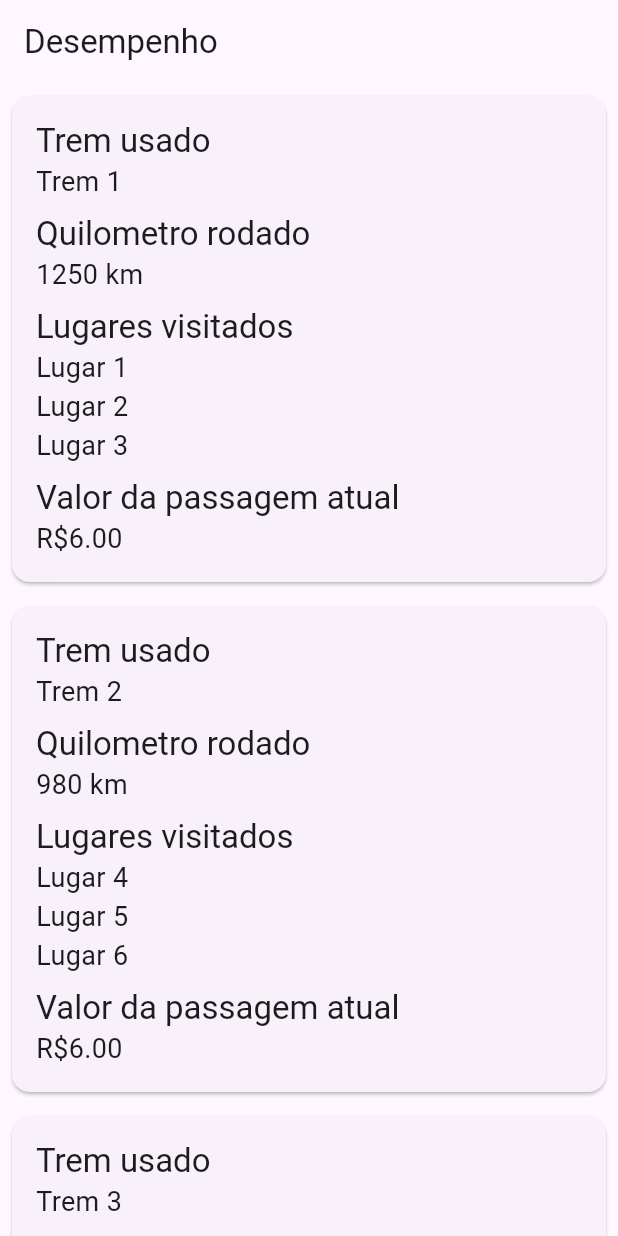
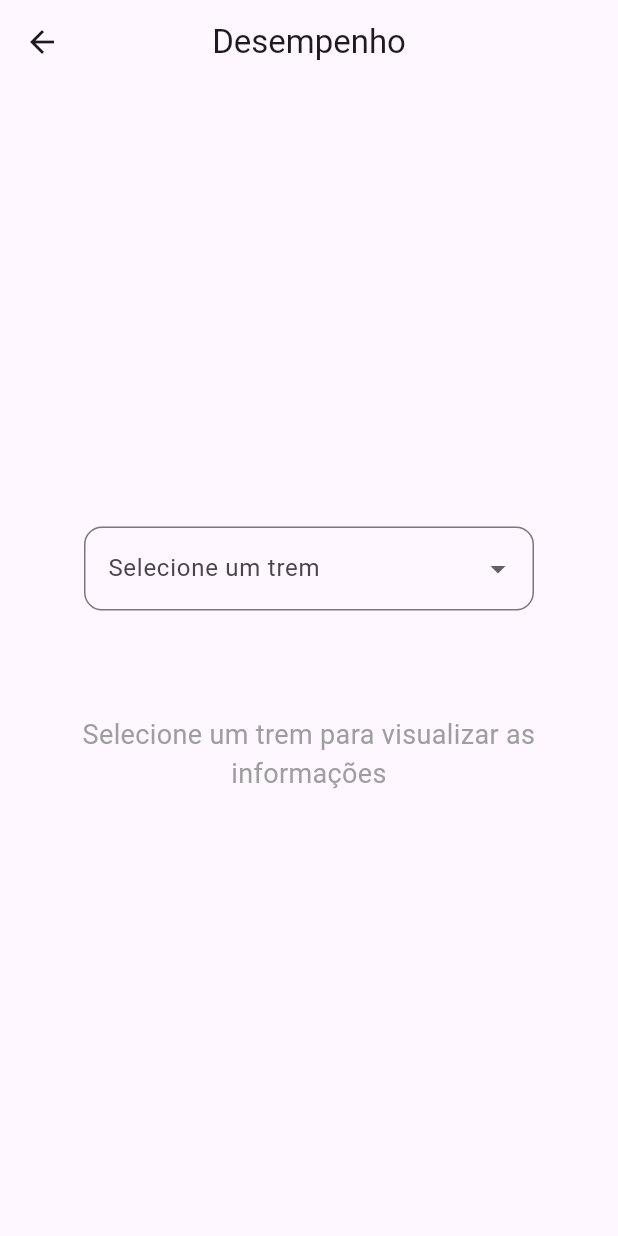
Before and after one commit to ViniciusSantos32/Invencivel, a Flutter app: the DesempenhoPage screen opened directly, on a phone screen of 412 x 824 dp. Run offline on Flutter 3.47's test engine with Material 3 defaults, Android fonts, the phone set to English and light mode, and no system bars; our stand-ins replace dotted_border, get, google_fonts, material_design_icons_flutter, responsive_builder; network calls fail.

Commit message:
Adição do Desempenho e mudanças no Dados1

```diff
--- a/lib/paginas_conteudo/Desempenho.dart
+++ b/lib/paginas_conteudo/Desempenho.dart
@@ -13,8 +13,15 @@ class TremApp extends StatelessWidget {
       title: 'Desempenho dos Trens',
       theme: ThemeData(
         primarySwatch: Colors.blue,
+        cardTheme: CardTheme(
+          elevation: 2,
+          margin: const EdgeInsets.symmetric(vertical: 8),
+          shape: RoundedRectangleBorder(
+            borderRadius: BorderRadius.circular(12),
           ),
-      home: DesempenhoPage(),
+        ),
+      ),
+      home: const DesempenhoPage(),
     );
   }
 }
@@ -33,9 +40,15 @@ class Trem {
   });
 }
 
-class DesempenhoPage extends StatelessWidget {
-   DesempenhoPage({super.key});
+class DesempenhoPage extends StatefulWidget {
+  const DesempenhoPage({super.key});
 
+  @override
+  State<DesempenhoPage> createState() => _DesempenhoPageState();
+}
+
+class _DesempenhoPageState extends State<DesempenhoPage> {
+  Trem? tremSelecionado;
   final List<Trem> trens = [
     Trem(
       nome: "Trem 1",
@@ -69,63 +82,172 @@ class DesempenhoPage extends StatelessWidget {
     return Scaffold(
       appBar: AppBar(
         title: const Text('Desempenho'),
+        centerTitle: true,
       ),
-      body: ListView.builder(
-        itemCount: trens.length,
-        itemBuilder: (context, index) {
-          final trem = trens[index];
-          return Card(
-            margin: const EdgeInsets.all(8.0),
+      body: Center(
+        child: SingleChildScrollView(
           child: Padding(
-              padding: const EdgeInsets.all(16.0),
+            padding: const EdgeInsets.all(20.0),
             child: Column(
-                crossAxisAlignment: CrossAxisAlignment.start,
+              mainAxisAlignment: MainAxisAlignment.center,
+              children: [
+                SizedBox(
+                  width: 300,
+                  child: DropdownButtonFormField<Trem>(
+                    decoration: InputDecoration(
+                      border: OutlineInputBorder(
+                        borderRadius: BorderRadius.circular(12),
+                      ),
+                      labelText: 'Selecione um trem',
+                    ),
+                    value: tremSelecionado,
+                    items: trens.map((Trem trem) {
+                      return DropdownMenuItem<Trem>(
+                        value: trem,
+                        child: Text(trem.nome),
+                      );
+                    }).toList(),
+                    onChanged: (Trem? novoValor) {
+                      setState(() {
+                        tremSelecionado = novoValor;
+                      });
+                    },
+                  ),
+                ),
+                const SizedBox(height: 30),
+                if (tremSelecionado != null) ...[
+                  // Container para Trem usado
+                  Container(
+                    width: double.infinity,
+                    padding: const EdgeInsets.all(16),
+                    decoration: BoxDecoration(
+                      color: Colors.blue[50],
+                      borderRadius: BorderRadius.circular(12),
+                    ),
+                    child: Column(
                       children: [
                         Text(
                           'Trem usado',
-                    style: Theme.of(context).textTheme.titleLarge,
+                          style: Theme.of(context).textTheme.titleLarge?.copyWith(
+                            fontWeight: FontWeight.bold,
                           ),
-                  Text(
-                    trem.nome,
-                    style: const TextStyle(fontSize: 18),
                         ),
                         const SizedBox(height: 8),
                         Text(
-                    'Quilometro rodado',
-                    style: Theme.of(context).textTheme.titleLarge,
+                          tremSelecionado!.nome,
+                          style: const TextStyle(
+                            fontSize: 20,
+                            fontWeight: FontWeight.w500,
                           ),
-                  Text(
-                    '${trem.quilometrosRodados} km',
-                    style: const TextStyle(fontSize: 18),
-                  ),
-                  const SizedBox(height: 8),
-                  Text(
-                    'Lugares visitados',
-                    style: Theme.of(context).textTheme.titleLarge,
-                  ),
-                  Column(
-                    crossAxisAlignment: CrossAxisAlignment.start,
-                    children: trem.lugaresVisitados
-                        .map((lugar) => Text(
-                              lugar,
-                              style: const TextStyle(fontSize: 18),
-                            ))
-                        .toList(),
-                  ),
-                  const SizedBox(height: 8),
-                  Text(
-                    'Valor da passagem atual',
-                    style: Theme.of(context).textTheme.titleLarge,
-                  ),
-                  Text(
-                    'R\$${trem.valorPassagem.toStringAsFixed(2)}',
-                    style: const TextStyle(fontSize: 18),
                         ),
                       ],
                     ),
                   ),
-          );
-        },
+                  const SizedBox(height: 20),
+
+                  // Container para Quilômetro rodado
+                  Container(
+                    width: double.infinity,
+                    padding: const EdgeInsets.all(16),
+                    decoration: BoxDecoration(
+                      color: Colors.green[50],
+                      borderRadius: BorderRadius.circular(12),
+                    ),
+                    child: Column(
+                      children: [
+                        Text(
+                          'Quilômetro rodado',
+                          style: Theme.of(context).textTheme.titleLarge?.copyWith(
+                            fontWeight: FontWeight.bold,
+                          ),
+                        ),
+                        const SizedBox(height: 8),
+                        Text(
+                          '${tremSelecionado!.quilometrosRodados} km',
+                          style: const TextStyle(
+                            fontSize: 20,
+                            fontWeight: FontWeight.w500,
+                          ),
+                        ),
+                      ],
+                    ),
+                  ),
+                  const SizedBox(height: 20),
+
+                  // Container para Lugares visitados
+                  Container(
+                    width: double.infinity,
+                    padding: const EdgeInsets.all(16),
+                    decoration: BoxDecoration(
+                      color: Colors.orange[50],
+                      borderRadius: BorderRadius.circular(12),
+                    ),
+                    child: Column(
+                      children: [
+                        Text(
+                          'Lugares visitados',
+                          style: Theme.of(context).textTheme.titleLarge?.copyWith(
+                            fontWeight: FontWeight.bold,
+                          ),
+                        ),
+                        const SizedBox(height: 12),
+                        Column(
+                          children: tremSelecionado!.lugaresVisitados
+                              .map((lugar) => Padding(
+                                    padding: const EdgeInsets.symmetric(vertical: 4),
+                                    child: Text(
+                                      lugar,
+                                      style: const TextStyle(fontSize: 18),
+                                    ),
+                                  ))
+                              .toList(),
+                        ),
+                      ],
+                    ),
+                  ),
+                  const SizedBox(height: 20),
+
+                  // Container para Valor da passagem
+                  Container(
+                    width: double.infinity,
+                    padding: const EdgeInsets.all(16),
+                    decoration: BoxDecoration(
+                      color: Colors.purple[50],
+                      borderRadius: BorderRadius.circular(12),
+                    ),
+                    child: Column(
+                      children: [
+                        Text(
+                          'Valor da passagem atual',
+                          style: Theme.of(context).textTheme.titleLarge?.copyWith(
+                            fontWeight: FontWeight.bold,
+                          ),
+                        ),
+                        const SizedBox(height: 8),
+                        Text(
+                          'R\$${tremSelecionado!.valorPassagem.toStringAsFixed(2)}',
+                          style: const TextStyle(
+                            fontSize: 20,
+                            fontWeight: FontWeight.w500,
+                          ),
+                        ),
+                      ],
+                    ),
+                  ),
+                ] else ...[
+                  const Padding(
+                    padding: EdgeInsets.only(top: 40),
+                    child: Text(
+                      'Selecione um trem para visualizar as informações',
+                      style: TextStyle(fontSize: 18, color: Colors.grey),
+                      textAlign: TextAlign.center,
+                    ),
+                  ),
+                ],
+              ],
+            ),
+          ),
+        ),
       ),
     );
   }
--- a/lib/paginas_conteudo/bottom_navigation_controller.dart
+++ b/lib/paginas_conteudo/bottom_navigation_controller.dart
@@ -36,7 +36,7 @@ class _BottomNavigationControllerState
           ),
           BottomNavigationBarItem(
             icon: Icon(Icons.file_copy_rounded),
-            label: "Histórico",
+            label: "Funções",
           ),
           BottomNavigationBarItem(
             icon: Icon(Icons.person_outline_sharp),
--- a/lib/paginas_conteudo/funcoes.dart
+++ b/lib/paginas_conteudo/funcoes.dart
@@ -1,6 +1,7 @@
 import 'package:flutter/material.dart';
 import 'package:get/route_manager.dart';
 import 'package:invencivelemtfodasimfdsovinicius/paginas_conteudo/Dados1.dart';
+import 'package:invencivelemtfodasimfdsovinicius/paginas_conteudo/Desempenho.dart';
 import 'package:material_design_icons_flutter/material_design_icons_flutter.dart';
 
 class Relatorio extends StatefulWidget {
@@ -43,7 +44,7 @@ class _RelatorioState extends State<Relatorio> {
                   mainAxisSpacing: 16,
                   children: [
                     _buildCard("Dados", MdiIcons.folderTextOutline, dados: true ),
-                    _buildCard("Desempenho", MdiIcons.chartLine),
+                    _buildCard("Desempenho", MdiIcons.chartLine, desempenho: true),
                     _buildCard("Status do trem", MdiIcons.trainCarPassenger),
                     _buildCard("Alerta de imprevisto", MdiIcons.alertCircleOutline),
                   ],
@@ -56,11 +57,13 @@ class _RelatorioState extends State<Relatorio> {
     );
   }
 
-  Widget _buildCard(String label, IconData icon, {bool dados = false, bool desempenho = false}) {
+  Widget _buildCard(String label, IconData icon, {bool dados = false, bool desempenho = false, bool statusTrem = false, bool alertaImprevisto = false}) {
     return GestureDetector(
       onTap: () {
         if(dados){
         Get.to(Dados1());
+        }else if(desempenho){
+          Get.to(DesempenhoPage());
         }
       },
       child: Container(
```
Lines whose indentation alone changed are shown as unchanged.
